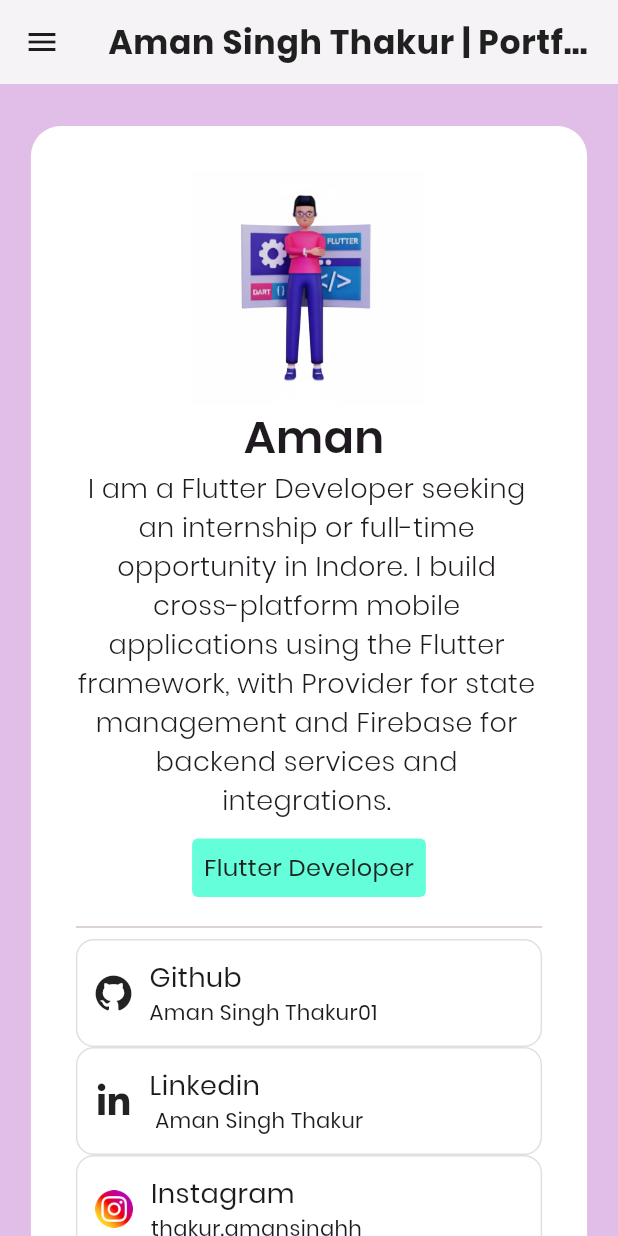
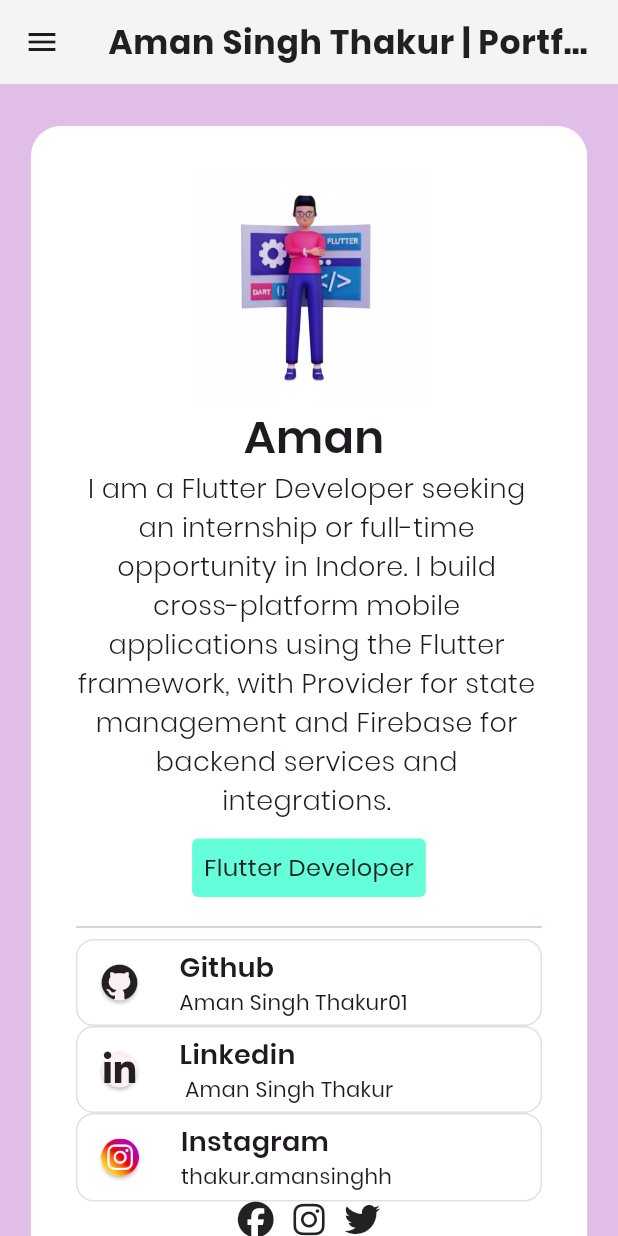
Before and after one commit to AmanSinghThakur01/Portfolio, a Flutter app: the screen it shows after launch, on a phone screen of 412 x 824 dp. Run offline on Flutter 3.47's test engine with Material 3 defaults, Android fonts, the phone set to English and light mode, and no system bars; our stand-ins replace font_awesome_flutter, timelines_plus.

Commit message:
added all acc. link's

```diff
--- a/lib/utils/animated_contact.dart
+++ b/lib/utils/animated_contact.dart
@@ -1,6 +1,5 @@
 import 'package:flutter/material.dart';
-import 'package:font_awesome_flutter/font_awesome_flutter.dart';
-import 'package:url_launcher/url_launcher.dart';
+import 'package:flutter/foundation.dart' show kIsWeb;
 
 class AnimatedContact extends StatefulWidget {
   final Widget iconWidget;
@@ -23,39 +22,74 @@
 }
 
 class _AnimatedContactState extends State<AnimatedContact> {
-  bool isPressed = false;
+  bool isActive = false;
 
   @override
   Widget build(BuildContext context) {
-    return GestureDetector(
-      onTapDown: (_) => setState(() => isPressed = true),
+    return MouseRegion(
+
+      onEnter: (_) {
+        setState(() {
+          isActive = true;
+        });
+      },
+      onExit: (_) {
+        setState(() {
+          isActive = false;
+        });
+      },
+
+      child: GestureDetector(
+
+        onTapDown: (_) {
+          setState(() {
+            isActive = true;
+          });
+        },
         onTapUp: (_) {
-        setState(() => isPressed = false);
+          setState(() {
+            isActive = false;
+          });
           widget.ontap();
         },
-      onTapCancel: () => setState(() => isPressed = false),
+        onTapCancel: () {
+          setState(() {
+            isActive = false;
+          });
+        },
+
         child: AnimatedContainer(
-        duration: const Duration(milliseconds: 150),
+          duration: Duration(milliseconds: 200),
+
           decoration: BoxDecoration(
-          color: isPressed ? Colors.grey.shade300 : Colors.white,
-          borderRadius: BorderRadius.circular(12),
-          border: Border.all(color: Colors.grey.shade300),
+            color: isActive ? Colors.grey.shade300 : Colors.white,
+            borderRadius: BorderRadius.circular(12.0),
+            border: Border.all(
+              color: isActive ? Colors.grey : Colors.grey.shade300,
             ),
-        padding: const EdgeInsets.all(12),
+          ),
+
           child: Row(
             children: [
-            widget.iconWidget,
-            const SizedBox(width: 12),
+              Padding(
+                padding: const EdgeInsets.all(12.0),
+                child: Card(child: widget.iconWidget),
+              ),
+              SizedBox(width: 12.0),
               Column(
                 crossAxisAlignment: CrossAxisAlignment.start,
                 children: [
-                Text(widget.title, style: const TextStyle(fontSize: 18)),
+                  Text(
+                    widget.title,
+                    style: TextStyle(fontSize: 18, fontWeight: FontWeight.w600),
+                  ),
                   Text(widget.subtitle),
                 ],
               ),
             ],
           ),
         ),
+      ),
     );
   }
 }
```
Also changed, not shown: lib/screens/about.dart (+18 -2 lines). Lines whose indentation alone changed are shown as unchanged.
